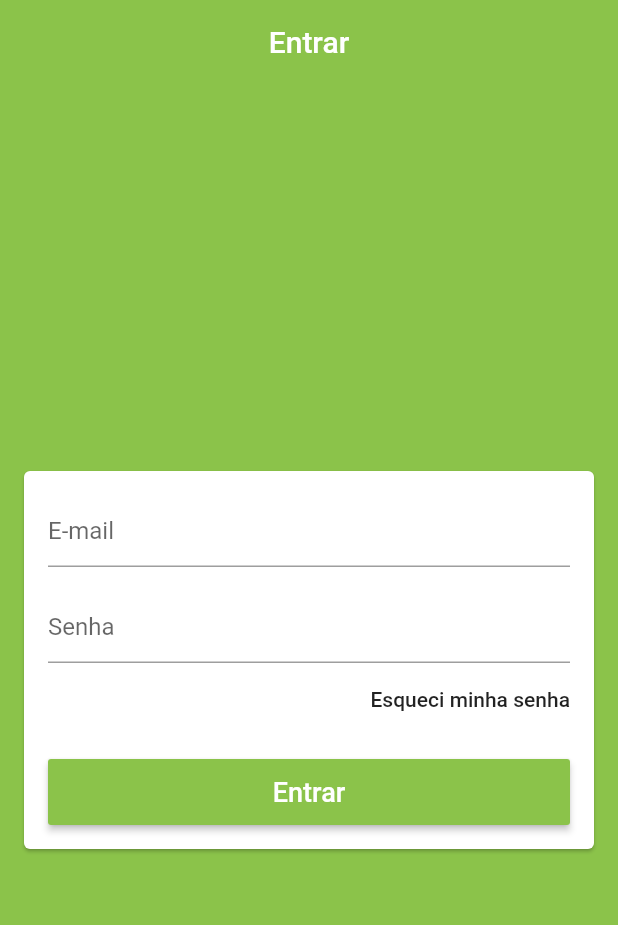
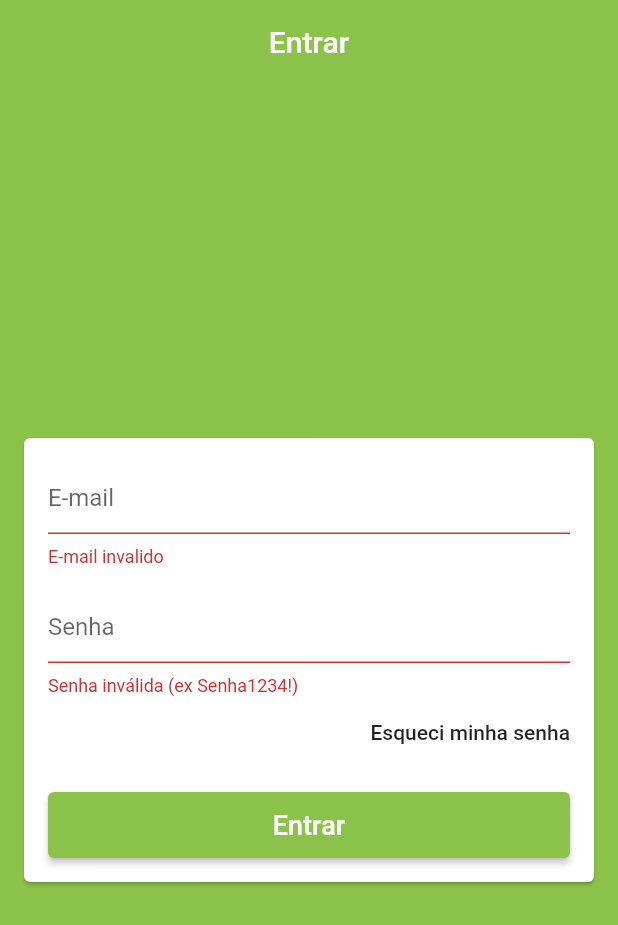
Before and after one commit to santana-tec/loja_vendas, a Flutter app: the screen it shows after launch, after a tap on "Entrar", on a phone screen of 412 x 824 dp. Shown: the top 925 px of the screen. Run offline on Flutter 3.47's test engine with Material 2 defaults, Android fonts, the light colour scheme and no system bars; our stand-ins replace firebase_core; accounts and stored records are empty.

Commit message:
Add pass validador

```diff
--- /dev/null
+++ b/lib/helpers/validators.dart
@@ -0,0 +1,11 @@
+bool emailValid(String email){
+  final RegExp regex = RegExp(
+      r"^(([^<>()[\]\\.,;:\s@\']+(\.[^<>()[\]\\.,;:\s@\']+)*)|(\'.+\'))@((\[[0-9]{1,3}\.[0-9]{1,3}\.[0-9]{1,3}\.[0-9]{1,3}\])|(([a-zA-Z\-0-9]+\.)+[a-zA-Z]{2,}))$");
+  return regex.hasMatch(email);
+}
+
+bool passwordValid(String pass){
+  final RegExp regex = RegExp(
+      r'^(?=.*?[A-Z])(?=.*?[a-z])(?=.*?[0-9])(?=.*?[!@#\$&*~]).{8,}$');
+  return regex.hasMatch(pass);
+}
--- a/lib/screens/base/base_screen.dart
+++ b/lib/screens/base/base_screen.dart
@@ -18,7 +18,7 @@ class BaseScreen extends StatelessWidget {
         controller: pageController,
         physics: const NeverScrollableScrollPhysics(),
         children: <Widget>[
-          const LoginScreen(),
+          LoginScreen(),
           Scaffold(
             drawer: const CustomDrawer(),
             appBar: AppBar(
--- a/lib/screens/login/login_screen.dart
+++ b/lib/screens/login/login_screen.dart
@@ -1,22 +1,29 @@
 import 'package:flutter/material.dart';
+import 'package:loja_vendas/helpers/validators.dart';
 
 class LoginScreen extends StatelessWidget {
-  const LoginScreen({Key? key}) : super(key: key);
+  final TextEditingController emailController = TextEditingController();
+  final TextEditingController passController = TextEditingController();
+
+  final GlobalKey<FormState> formKey = GlobalKey<FormState>();
+
+  LoginScreen({Key? key}) : super(key: key);
+
+  //const LoginScreen({Key? key}) : super(key: key);
 
   @override
   Widget build(BuildContext context) {
     return Scaffold(
-
       appBar: AppBar(
         backgroundColor: Colors.lightGreen,
-
         title: const Text('Entrar'),
         centerTitle: true,
-
       ),
       body: Center(
         child: Card(
           margin: const EdgeInsets.symmetric(horizontal: 16),
+          child: Form(
+            key: formKey,
             child: ListView(
               padding: const EdgeInsets.all(16),
               shrinkWrap: true,
@@ -25,18 +32,21 @@ class LoginScreen extends StatelessWidget {
                   decoration: const InputDecoration(hintText: 'E-mail'),
                   keyboardType: TextInputType.emailAddress,
                   autocorrect: false,
-                validator: (email){
+                  validator: (email) {
+                    if (!emailValid(email!)) return "E-mail invalido";
                     return null;
                   },
                 ),
-              const SizedBox(height: 16,),
+                const SizedBox(
+                  height: 16,
+                ),
                 TextFormField(
                   decoration: const InputDecoration(hintText: 'Senha'),
                   autocorrect: false,
                   obscureText: true,
-                validator: (pass){
-                  if(pass != null || pass!.length < 6) {
-                    return 'Senha inválida';
+                  validator: (pass) {
+                    if (!passwordValid(pass!)) {
+                      return 'Senha inválida (ex Senha1234!)';
                     }
                     return null;
                   },
@@ -44,29 +54,29 @@ class LoginScreen extends StatelessWidget {
                 Align(
                   alignment: Alignment.centerRight,
                   child: FlatButton(
-                  onPressed: (){
-
-                  },
+                    onPressed: () {},
                     padding: EdgeInsets.zero,
-                  child: const Text(
-                      'Esqueci minha senha'
+                    child: const Text('Esqueci minha senha'),
                   ),
                 ),
+                const SizedBox(
+                  height: 16,
                 ),
-              const SizedBox(height: 16,),
                 SizedBox(
                   height: 44,
-                child: RaisedButton(
-                  onPressed: (){
-
+                  child: ElevatedButton(
+                    style: ElevatedButton.styleFrom(
+                      primary: Theme.of(context).primaryColor,
+                      onPrimary: Colors.white,
+                    ),
+                    onPressed: () {
+                      formKey.currentState?.validate();
+                      print(emailController.text);
+                      print(emailController.text);
                     },
-                  color: Theme.of(context).primaryColor,
-                  textColor: Colors.white,
                     child: const Text(
                       'Entrar',
-                    style: TextStyle(
-                        fontSize: 18
-                    ),
+                      style: TextStyle(fontSize: 18),
                     ),
                   ),
                 )
@@ -74,6 +84,7 @@ class LoginScreen extends StatelessWidget {
             ),
           ),
         ),
+      ),
     );
   }
 }
```
Lines whose indentation alone changed are shown as unchanged.
